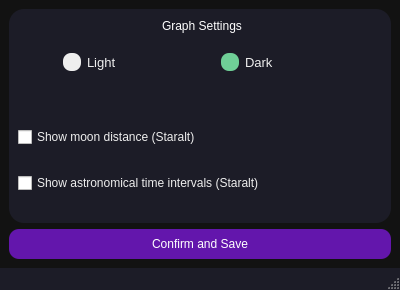
The window that UI/graphsetwindow.ui (krmerdem/Astro-Observer-Plan) describes before a commit, drawn with Qt 5.
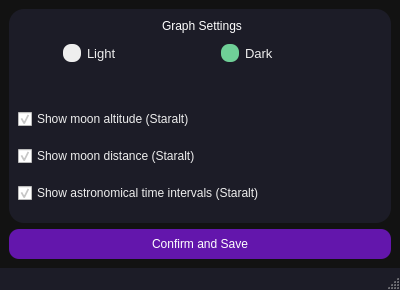
The same window after the commit. Icons and pictures are not drawn.

Patch:
```diff
--- a/UI/graphsetwindow.ui
+++ b/UI/graphsetwindow.ui
@@ -249,38 +249,6 @@
          </property>
         </widget>
        </item>
-       <item row="3" column="0" colspan="2">
-        <widget class="QCheckBox" name="asttime_checkBox">
-         <property name="font">
-          <font>
-           <family>Segoe UI</family>
-           <pointsize>9</pointsize>
-          </font>
-         </property>
-         <property name="styleSheet">
-          <string notr="true"/>
-         </property>
-         <property name="text">
-          <string>Show astronomical time intervals (Staralt)</string>
-         </property>
-        </widget>
-       </item>
-       <item row="1" column="1">
-        <spacer name="verticalSpacer_4">
-         <property name="orientation">
-          <enum>Qt::Vertical</enum>
-         </property>
-         <property name="sizeType">
-          <enum>QSizePolicy::Fixed</enum>
-         </property>
-         <property name="sizeHint" stdset="0">
-          <size>
-           <width>20</width>
-           <height>15</height>
-          </size>
-         </property>
-        </spacer>
-       </item>
        <item row="0" column="1">
         <widget class="QWidget" name="graphwidget" native="true">
          <property name="minimumSize">
@@ -371,7 +339,42 @@
          </layout>
         </widget>
        </item>
+       <item row="1" column="1">
+        <spacer name="verticalSpacer_4">
+         <property name="orientation">
+          <enum>Qt::Vertical</enum>
+         </property>
+         <property name="sizeType">
+          <enum>QSizePolicy::Fixed</enum>
+         </property>
+         <property name="sizeHint" stdset="0">
+          <size>
+           <width>20</width>
+           <height>15</height>
+          </size>
+         </property>
+        </spacer>
+       </item>
        <item row="2" column="0" colspan="2">
+        <widget class="QCheckBox" name="moonalt_checkBox">
+         <property name="font">
+          <font>
+           <family>Segoe UI</family>
+           <pointsize>9</pointsize>
+          </font>
+         </property>
+         <property name="styleSheet">
+          <string notr="true"/>
+         </property>
+         <property name="text">
+          <string>Show moon altitude (Staralt)</string>
+         </property>
+         <property name="checked">
+          <bool>true</bool>
+         </property>
+        </widget>
+       </item>
+       <item row="3" column="0" colspan="2">
         <widget class="QCheckBox" name="moondist_checkBox">
          <property name="font">
           <font>
@@ -384,6 +387,28 @@
          </property>
          <property name="text">
           <string>Show moon distance (Staralt)</string>
+         </property>
+         <property name="checked">
+          <bool>true</bool>
+         </property>
+        </widget>
+       </item>
+       <item row="4" column="0" colspan="2">
+        <widget class="QCheckBox" name="asttime_checkBox">
+         <property name="font">
+          <font>
+           <family>Segoe UI</family>
+           <pointsize>9</pointsize>
+          </font>
+         </property>
+         <property name="styleSheet">
+          <string notr="true"/>
+         </property>
+         <property name="text">
+          <string>Show astronomical time intervals (Staralt)</string>
+         </property>
+         <property name="checked">
+          <bool>true</bool>
          </property>
         </widget>
        </item>
```
